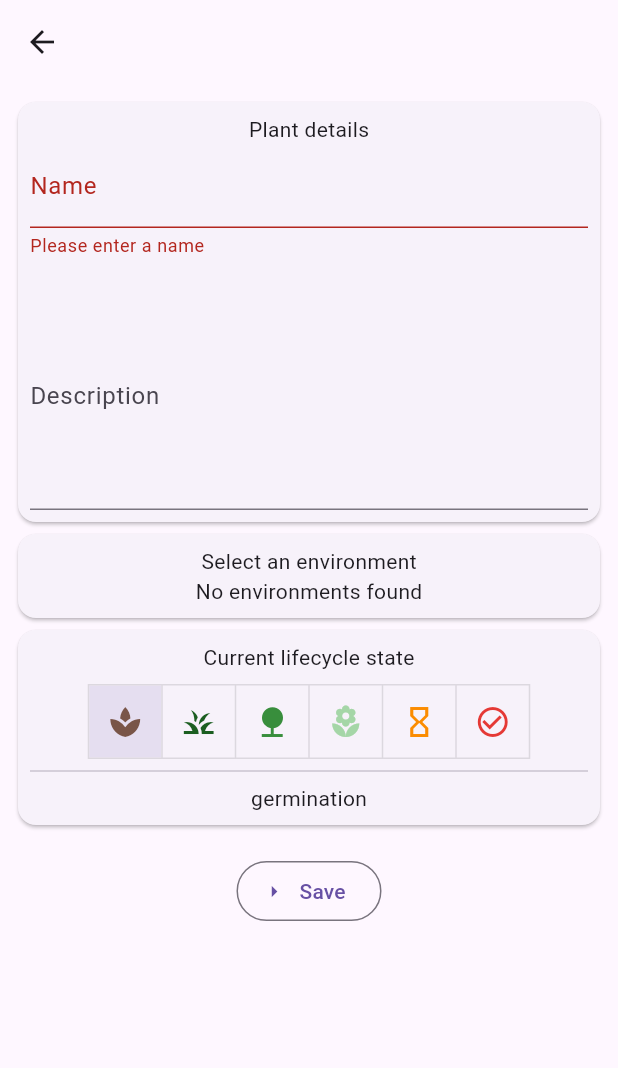
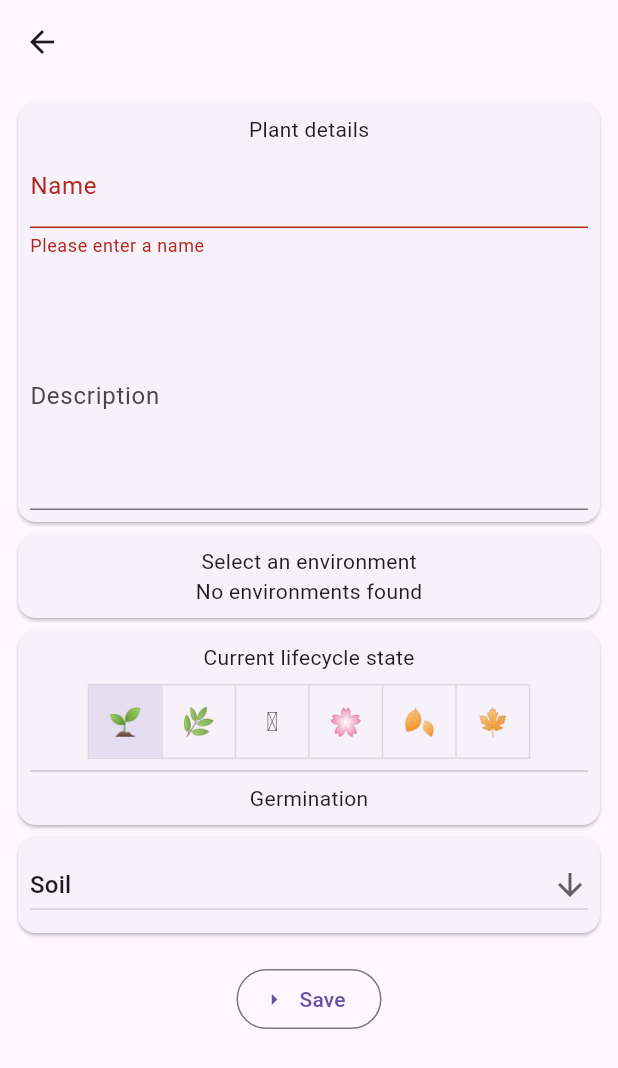
Before and after one commit to jksevend/growlog, a Flutter app: the PlantForm screen opened directly with empty values, after a tap on "Save", on a phone screen of 412 x 824 dp. Shown: the top 1068 px of the screen. Run offline on Flutter 3.47's test engine with Material 3 defaults, Android fonts, the phone set to English and light mode, and no system bars; our stand-ins replace rxdart, timeago; statements that could not run were skipped.

Commit message:
feat: Plant mediums and emoji modernization

```diff
--- a/lib/home/view.dart
+++ b/lib/home/view.dart
@@ -81,7 +81,8 @@ class _HomeViewState extends State<HomeView> {
                           alignment: Alignment.centerLeft,
                           child: Row(
                             children: [
-                              Icon(Icons.bolt_outlined),
+                              Text('⚡️', style: TextStyle(fontSize: 22)),
+                              SizedBox(width: 8),
                               Text(
                                 'Actions today',
                                 style: TextStyle(fontSize: 18),
--- a/lib/home/widget.dart
+++ b/lib/home/widget.dart
@@ -19,7 +19,7 @@ class PlantActionLogHomeWidget extends StatelessWidget {
     return Card(
       elevation: 10,
       child: ListTile(
-        leading: action.type.icon,
+        leading: Text(action.type.icon, style: TextStyle(fontSize: 14)),
         title: Text(plant.name),
         subtitle: Text(action.formattedDate),
       ),
@@ -42,7 +42,7 @@ class EnvironmentActionLogHomeWidget extends StatelessWidget {
     return Card(
       elevation: 10,
       child: ListTile(
-        leading: action.type.icon,
+        leading: Text(action.type.icon, style: TextStyle(fontSize: 14)),
         title: Text(environment.name),
         subtitle: Text(action.formattedDate),
       ),
--- a/lib/plants/model.dart
+++ b/lib/plants/model.dart
@@ -1,6 +1,25 @@
 import 'package:json_annotation/json_annotation.dart';
 
 part 'model.g.dart';
+
+enum Medium {
+  soil,
+  coco,
+  hydroponics,
+}
+
+extension MediumExtension on Medium {
+  String get name {
+    switch (this) {
+      case Medium.soil:
+        return 'Soil';
+      case Medium.coco:
+        return 'Coco';
+      case Medium.hydroponics:
+        return 'Hydroponics';
+    }
+  }
+}
 
 @JsonSerializable()
 class Plants {
@@ -30,12 +49,49 @@ enum LifeCycleState {
   curing,
 }
 
+extension LifeCycleStateExtension on LifeCycleState {
+  String get name {
+    switch (this) {
+      case LifeCycleState.germination:
+        return 'Germination';
+      case LifeCycleState.seedling:
+        return 'Seedling';
+      case LifeCycleState.vegetative:
+        return 'Vegetative';
+      case LifeCycleState.flowering:
+        return 'Flowering';
+      case LifeCycleState.drying:
+        return 'Drying';
+      case LifeCycleState.curing:
+        return 'Curing';
+    }
+  }
+
+  String get icon {
+    switch (this) {
+      case LifeCycleState.germination:
+        return '🌱';
+      case LifeCycleState.seedling:
+        return '🌿';
+      case LifeCycleState.vegetative:
+        return '🪴';
+      case LifeCycleState.flowering:
+        return '🌸';
+      case LifeCycleState.drying:
+        return '🍂';
+      case LifeCycleState.curing:
+        return '🍁';
+    }
+  }
+}
+
 @JsonSerializable()
 class Plant {
   final String id;
   final String name;
   final String description;
   final LifeCycleState lifeCycleState;
+  final Medium medium;
 
   String environmentId;
 
@@ -44,6 +100,7 @@ class Plant {
     required this.name,
     required this.description,
     required this.lifeCycleState,
+    required this.medium,
     required this.environmentId,
   });
 
--- a/lib/plants/view.dart
+++ b/lib/plants/view.dart
@@ -57,7 +57,10 @@ class PlantOverview extends StatelessWidget {
                       plants.values.where((p) => p.environmentId == environment?.id).toList();
                   return Card(
                     child: ListTile(
-                      leading: _plantLifeCycleIcon(plant.lifeCycleState),
+                      leading: Text(
+                        plant.lifeCycleState.icon,
+                        style: const TextStyle(fontSize: 22.0),
+                      ),
                       title: Text(plant.name),
                       subtitle: Text(plant.description),
                       onTap: () async {
@@ -73,7 +76,7 @@ class PlantOverview extends StatelessWidget {
                             bottomNavigationKey);
                       },
                       trailing: IconButton(
-                        icon: Icon(Icons.view_timeline),
+                        icon: Icon(Icons.timeline),
                         onPressed: () {
                           debugPrint('Navigate to the plant timeline view for ${plant.name}');
                           Navigator.of(context).push(MaterialPageRoute(
@@ -90,23 +93,6 @@ class PlantOverview extends StatelessWidget {
             );
           }),
     );
-  }
-
-  Icon _plantLifeCycleIcon(LifeCycleState lifeCycleState) {
-    switch (lifeCycleState) {
-      case LifeCycleState.germination:
-        return const Icon(Icons.spa, color: Colors.brown);
-      case LifeCycleState.seedling:
-        return Icon(Icons.grass, color: Colors.green[900]);
-      case LifeCycleState.vegetative:
-        return Icon(Icons.nature, color: Colors.green[700]);
-      case LifeCycleState.flowering:
-        return Icon(Icons.local_florist, color: Colors.green[200]);
-      case LifeCycleState.drying:
-        return Icon(Icons.hourglass_empty, color: Colors.orange[600]);
-      case LifeCycleState.curing:
-        return Icon(Icons.check_circle_outline, color: Colors.red[600]);
-    }
   }
 }
 
@@ -134,14 +120,16 @@ class _PlantFormState extends State<PlantForm> {
   late final TextEditingController _nameController;
   late final TextEditingController _descriptionController;
   late List<bool> _selectedLifeCycleState;
+  late Medium _selectedMedium;
   Environment? _currentEnvironment;
 
   @override
   void initState() {
+    super.initState();
     _nameController = TextEditingController(text: widget.plant?.name);
     _descriptionController = TextEditingController(text: widget.plant?.description);
     _selectedLifeCycleState = _selectedLifeCycleStateFromPlant(widget.plant);
-    super.initState();
+    _selectedMedium = widget.plant?.medium ?? Medium.soil;
   }
 
   @override
@@ -271,14 +259,14 @@ class _PlantFormState extends State<PlantForm> {
                                 }
                               });
                             },
-                            children: [
-                              Icon(Icons.spa, color: Colors.brown),
-                              Icon(Icons.grass, color: Colors.green[900]),
-                              Icon(Icons.nature, color: Colors.green[700]),
-                              Icon(Icons.local_florist, color: Colors.green[200]),
-                              Icon(Icons.hourglass_empty, color: Colors.orange[600]),
-                              Icon(Icons.check_circle_outline, color: Colors.red[600]),
-                            ],
+                            children: LifeCycleState.values
+                                .map(
+                                  (state) => Padding(
+                                    padding: const EdgeInsets.all(8.0),
+                                    child: Text(state.icon, style: const TextStyle(fontSize: 18.0)),
+                                  ),
+                                )
+                                .toList(),
                           ),
                           Divider(),
                           Text(_lifeCycleState.name),
@@ -287,7 +275,29 @@ class _PlantFormState extends State<PlantForm> {
                     ),
                   ),
                 ),
-
+                Card(
+                  child: Padding(
+                    padding: const EdgeInsets.all(8.0),
+                    child: DropdownButton<Medium>(
+                      icon: Icon(Icons.arrow_downward_sharp),
+                      isExpanded: true,
+                      items: Medium.values
+                          .map(
+                            (medium) => DropdownMenuItem<Medium>(
+                              child: Text(medium.name),
+                              value: medium,
+                            ),
+                          )
+                          .toList(),
+                      onChanged: (Medium? value) {
+                        setState(() {
+                          _selectedMedium = value!;
+                        });
+                      },
+                      value: _selectedMedium,
+                    ),
+                  ),
+                ),
                 // Submit button
                 SizedBox(height: 16.0),
                 OutlinedButton.icon(
@@ -308,6 +318,7 @@ class _PlantFormState extends State<PlantForm> {
                             name: _nameController.text,
                             description: _descriptionController.text,
                             environmentId: _currentEnvironment!.id,
+                            medium: _selectedMedium,
                             lifeCycleState: _lifeCycleState,
                           );
                           await widget.plantsProvider
@@ -320,6 +331,7 @@ class _PlantFormState extends State<PlantForm> {
                             description: _descriptionController.text,
                             environmentId: _currentEnvironment!.id,
                             lifeCycleState: _lifeCycleState,
+                            medium: _selectedMedium,
                           );
                           await widget.plantsProvider
                               .addPlant(plant)
--- a/lib/settings/model.dart
+++ b/lib/settings/model.dart
@@ -4,30 +4,14 @@ part 'model.g.dart';
 
 @JsonSerializable()
 class Settings {
-  final NotificationSettings notification;
 
-  Settings({
-    required this.notification,
-  });
+  Settings();
 
   factory Settings.fromJson(Map<String, dynamic> json) => _$SettingsFromJson(json);
   Map<String, dynamic> toJson() => _$SettingsToJson(this);
 
   factory Settings.standard() {
     return Settings(
-      notification: NotificationSettings(enabled: true),
     );
   }
 }
-
-@JsonSerializable()
-class NotificationSettings {
-  bool enabled;
-
-  NotificationSettings({
-    required this.enabled,
-  });
-
-  factory NotificationSettings.fromJson(Map<String, dynamic> json) => _$NotificationSettingsFromJson(json);
-  Map<String, dynamic> toJson() => _$NotificationSettingsToJson(this);
-}
```
Also changed, not shown: lib/actions/model.dart (+23 -23 lines), lib/actions/view.dart (+6 -5 lines), lib/environments/model.dart (+20 -0 lines), lib/environments/view.dart (+18 -8 lines), lib/plants/sheet.dart (+16 -2 lines), lib/settings/view.dart (+0 -12 lines), lib/plants/model.g.dart, lib/settings/model.g.dart.
